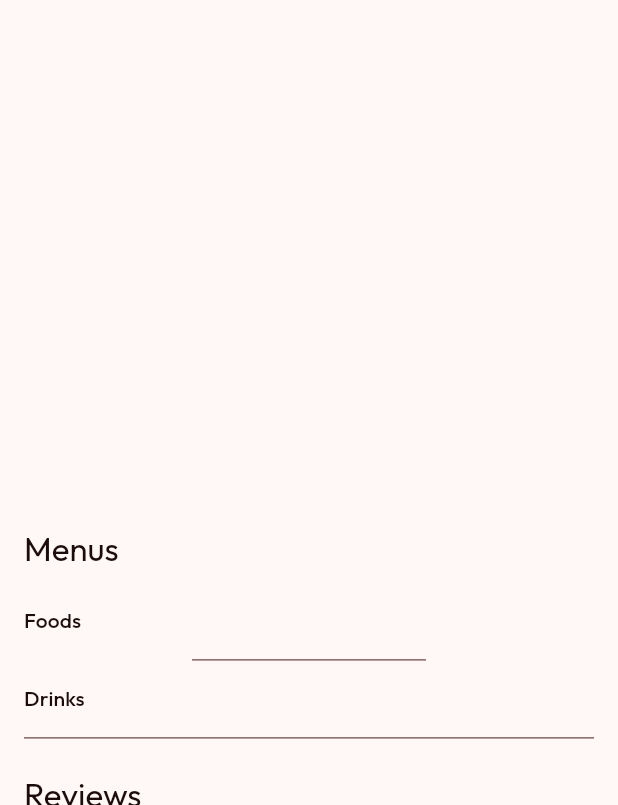
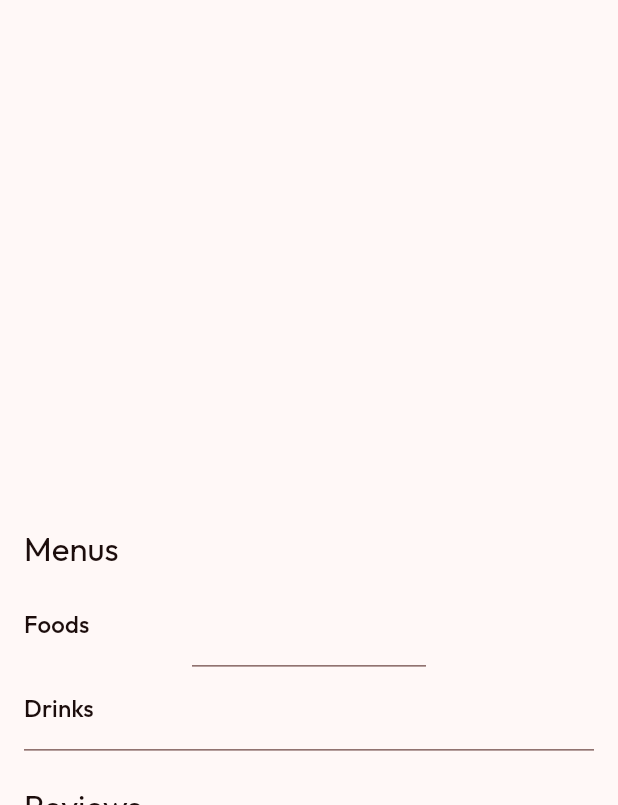
Before and after one commit to ikhsan3adi/restaurant_app_submission, a Flutter app: the DetailScreen screen opened directly with empty values, scrolled down 576 dp, on a phone screen of 412 x 824 dp, the part 431-1236 px from its top. Run offline on Flutter 3.47's test engine with Material 3 defaults, Android fonts, the light colour scheme and no system bars; drawn by our look-alikes of cached_network_image; our stand-ins replace google_fonts; network calls fail.

Commit message:
Refactor text sizes in detail_screen

```diff
--- a/lib/screen/detail/detail_screen.dart
+++ b/lib/screen/detail/detail_screen.dart
@@ -85,7 +85,7 @@ class _DetailScreenState extends State<DetailScreen> {
           SliverToBoxAdapter(
             child: Padding(
               padding: const EdgeInsets.symmetric(horizontal: 16, vertical: 8),
-              child: Text('Foods', style: textTheme.titleSmall),
+              child: Text('Foods', style: textTheme.titleMedium),
             ),
           ),
           Consumer<RestaurantDetailProvider>(
@@ -105,7 +105,7 @@ class _DetailScreenState extends State<DetailScreen> {
           SliverToBoxAdapter(
             child: Padding(
               padding: const EdgeInsets.symmetric(horizontal: 16, vertical: 8),
-              child: Text('Drinks', style: textTheme.titleSmall),
+              child: Text('Drinks', style: textTheme.titleMedium),
             ),
           ),
           Consumer<RestaurantDetailProvider>(
--- a/lib/screen/detail/restaurant_description_widget.dart
+++ b/lib/screen/detail/restaurant_description_widget.dart
@@ -20,7 +20,7 @@ class RestaurantDescriptionWidget extends StatelessWidget {
         crossAxisAlignment: CrossAxisAlignment.start,
         spacing: 8,
         children: [
-          Text('Description', style: textTheme.titleSmall),
+          Text('Description', style: textTheme.titleMedium),
           Text(
             restaurant.description,
             style: textTheme.bodyMedium,
```
